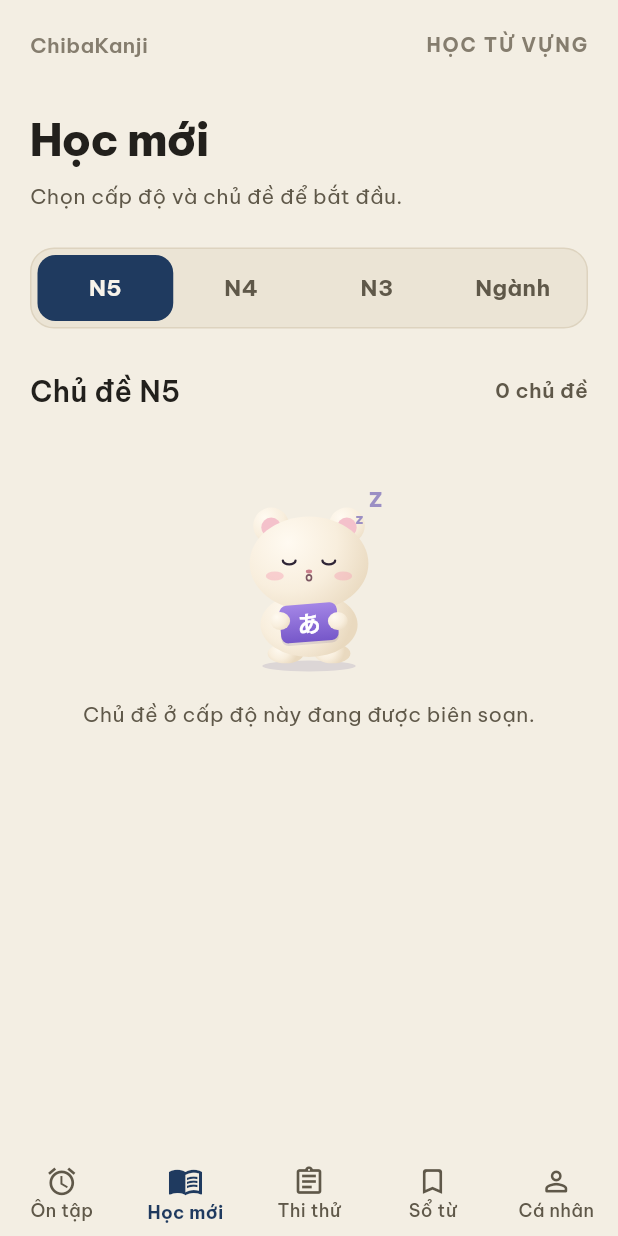
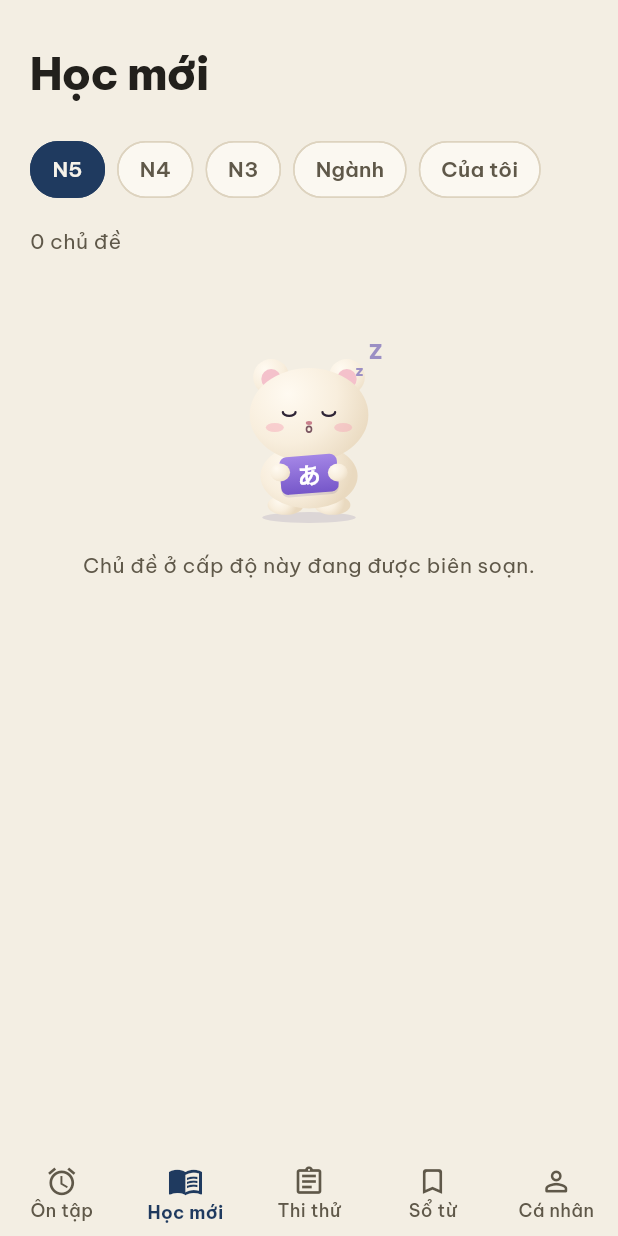
Before and after one commit to Pham-Duyy/Nhom_App_LearnJPVocab, a Flutter app: the AuthGate screen opened directly, item 2 of the bottom bar chosen, on a phone screen of 412 x 824 dp. Run offline on Flutter 3.47's test engine with Material 3 defaults, Android fonts, the phone set to English and light mode, and no system bars; our stand-ins replace cloud_firestore, firebase_auth, firebase_core, flutter_tts, shared_preferences; accounts and stored records are empty.

Commit message:
feat(lesson): Học mới tối giản, thêm cấp độ Của tôi
- Chọn cấp độ bằng PillChoices<T> (widget generic mới).
- Mỗi chủ đề là một thẻ gọn với thanh tiến độ mảnh.
- Cấp độ Của tôi liệt kê chủ đề người học tự tạo trong Kho từ.

```diff
--- a/lib/providers/lesson_provider.dart
+++ b/lib/providers/lesson_provider.dart
@@ -2,6 +2,7 @@ import 'package:flutter/foundation.dart' hide Category;
 
 import '../models/category.dart';
 import '../models/lesson.dart';
+import '../models/vocabulary.dart';
 import '../repositories/category_repository.dart';
 import '../utils/app_error.dart';
 
@@ -10,8 +11,14 @@ import '../utils/app_error.dart';
 class LessonProvider extends ChangeNotifier {
   LessonProvider(this._repository);
 
-  /// Các cấp độ JLPT và mục từ vựng chuyên ngành.
-  static const levels = ['N5', 'N4', 'N3', Category.industryLevel];
+  /// Các cấp độ JLPT, mục từ vựng chuyên ngành và mục chủ đề tự tạo.
+  static const levels = [
+    'N5',
+    'N4',
+    'N3',
+    Category.industryLevel,
+    Vocabulary.personalLevel,
+  ];
 
   final CategoryRepository _repository;
 
--- a/lib/screens/lesson/category_screen.dart
+++ b/lib/screens/lesson/category_screen.dart
@@ -2,16 +2,19 @@ import 'package:flutter/material.dart';
 import 'package:provider/provider.dart';
 
 import '../../models/category.dart';
+import '../../models/vocabulary.dart';
 import '../../providers/lesson_provider.dart';
 import '../../providers/library_provider.dart';
+import '../../providers/my_vocabulary_provider.dart';
 import '../../providers/progress_provider.dart';
 import '../../theme/app_colors.dart';
 import '../../theme/app_styles.dart';
 import '../../widgets/animated_progress_bar.dart';
 import '../../widgets/chibi_mascot.dart';
-import '../../widgets/choice_segments.dart';
-import '../../widgets/tab_header.dart';
+import '../../widgets/pill_choices.dart';
 import '../common/generic_list_screen.dart';
+import '../my_vocabulary/my_vocabulary_screen.dart';
+import '../my_vocabulary/topic_actions.dart';
 import 'category_progress.dart';
 import 'lesson_screen.dart';
 
@@ -23,6 +26,8 @@ Future<void> openCategory(BuildContext context, Category category) async {
   );
 }
 
+/// Tab Học mới: chọn cấp độ rồi chọn chủ đề. Mục "Của tôi" hiện các chủ đề
+/// tự tạo trong Kho từ, học được như chủ đề có sẵn.
 class CategoryScreen extends GenericListScreen<Category> {
   const CategoryScreen({Key? key}) : super(key: key);
 
@@ -73,50 +78,31 @@ class CategoryScreen extends GenericListScreen<Category> {
   Future<void> onItemTap(BuildContext context, Category item) =>
       openCategory(context, item);
 
+  bool _isPersonal(BuildContext context) =>
+      context.watch<LessonProvider>().selectedLevel == Vocabulary.personalLevel;
+
   @override
   Widget buildHeader(BuildContext context) {
     final palette = context.palette;
     final provider = context.watch<LessonProvider>();
-    final topicCount = provider.categoriesForSelectedLevel.length;
+    final topicCount = _isPersonal(context)
+        ? context.watch<MyVocabularyProvider>().topics.length
+        : provider.categoriesForSelectedLevel.length;
 
     return Column(
       crossAxisAlignment: CrossAxisAlignment.start,
       children: [
-        const TabHeader(
-          label: 'HỌC TỪ VỰNG',
-          title: 'Học mới',
-          subtitle: 'Chọn cấp độ và chủ đề để bắt đầu.',
-        ),
-        const SizedBox(height: 24),
-        ChoiceSegments<String>(
+        const SizedBox(height: 8),
+        const Text('Học mới', style: AppTextStyles.pageTitle),
+        const SizedBox(height: 18),
+        PillChoices<String>(
           options: LessonProvider.levels,
           selected: provider.selectedLevel,
           onChanged: provider.selectLevel,
         ),
-        const SizedBox(height: 28),
-        Row(
-          children: [
-            Expanded(
-              child: Text(
-                provider.selectedLevel == Category.industryLevel
-                    ? 'Từ vựng chuyên ngành'
-                    : 'Chủ đề ${provider.selectedLevel}',
-                style: const TextStyle(
-                  fontSize: 19,
-                  fontWeight: FontWeight.w600,
-                ),
-              ),
-            ),
-            Text(
-              '$topicCount chủ đề',
-              style: TextStyle(
-                fontWeight: FontWeight.w600,
-                color: palette.textSecondary,
-              ),
-            ),
-          ],
-        ),
-        const SizedBox(height: 8),
+        const SizedBox(height: 14),
+        Text('$topicCount chủ đề', style: palette.body),
+        const SizedBox(height: 12),
       ],
     );
   }
@@ -138,7 +124,70 @@ class CategoryScreen extends GenericListScreen<Category> {
   }
 
   @override
-  Widget buildSeparator(BuildContext context) => const Divider();
+  Widget buildSeparator(BuildContext context) => const SizedBox(height: 10);
+
+  /// Mục "Của tôi": các chủ đề tự tạo trong Kho từ.
+  @override
+  Widget buildBody(BuildContext context) {
+    if (!_isPersonal(context)) return super.buildBody(context);
+    final palette = context.palette;
+    final myVocabulary = context.watch<MyVocabularyProvider>();
+    final learnedIds = {
+      for (final p in context.watch<ProgressProvider>().progressList)
+        if (p.isLearned) p.vocabularyId,
+    };
+    void openStore() => Navigator.of(context).push(
+          MaterialPageRoute(builder: (_) => const MyVocabularyScreen()),
+        );
+
+    return ListView(
+      padding: const EdgeInsets.all(AppSpacing.page),
+      children: [
+        buildHeader(context),
+        if (myVocabulary.topics.isEmpty)
+          Padding(
+            padding: const EdgeInsets.symmetric(vertical: 32),
+            child: Column(
+              children: [
+                Text(
+                  'Bạn chưa có chủ đề riêng. Tạo chủ đề hoặc import file từ '
+                  'vựng trong Kho từ.',
+                  textAlign: TextAlign.center,
+                  style: palette.body,
+                ),
+                const SizedBox(height: 16),
+                ElevatedButton(
+                  onPressed: openStore,
+                  child: const Text('Mở Kho từ'),
+                ),
+              ],
+            ),
+          )
+        else ...[
+          for (final (i, topic) in myVocabulary.topics.indexed) ...[
+            if (i > 0) buildSeparator(context),
+            _TopicRow(
+              symbol: topic.name.characters.first.toUpperCase(),
+              name: topic.name,
+              learned: myVocabulary
+                  .wordsOf(topic)
+                  .where((w) => learnedIds.contains(w.id))
+                  .length,
+              total: topic.wordCount,
+              colorIndex: i % palette.topicBackgrounds.length,
+              onTap: () => studyTopic(context, topic),
+            ),
+          ],
+          const SizedBox(height: 8),
+          TextButton.icon(
+            onPressed: openStore,
+            icon: const Icon(Icons.inventory_2_outlined),
+            label: const Text('Quản lý trong Kho từ'),
+          ),
+        ],
+      ],
+    );
+  }
 
   @override
   Widget buildItem(BuildContext context, Category item) {
@@ -149,71 +198,124 @@ class CategoryScreen extends GenericListScreen<Category> {
     final progress = CategoryProgress.of(item, progressList, library);
     final isNext =
         findNextCategory(categories, progressList, library)?.id == item.id;
-    final paletteIndex =
-        categories.indexOf(item) % palette.topicBackgrounds.length;
 
-    return InkWell(
+    return _TopicRow(
+      symbol: _topicKanji[item.id] ?? item.name.characters.first,
+      name: item.name,
+      learned: progress.learned,
+      total: progress.total,
+      colorIndex: categories.indexOf(item) % palette.topicBackgrounds.length,
+      highlight: isNext && progress.learned > 0,
       onTap: () => onItemTap(context, item),
+    );
+  }
+}
+
+/// Một chủ đề trên một thẻ gọn: chữ đại diện, tên, thanh tiến độ mảnh và số
+/// từ đã học. [highlight] đánh dấu chủ đề đang học dở.
+class _TopicRow extends StatelessWidget {
+  const _TopicRow({
+    required this.symbol,
+    required this.name,
+    required this.learned,
+    required this.total,
+    required this.colorIndex,
+    required this.onTap,
+    this.highlight = false,
+  });
+
+  final String symbol;
+  final String name;
+  final int learned;
+  final int total;
+  final int colorIndex;
+  final VoidCallback onTap;
+  final bool highlight;
+
+  @override
+  Widget build(BuildContext context) {
+    final palette = context.palette;
+    return Material(
+      color: palette.card,
+      shape: RoundedRectangleBorder(
         borderRadius: BorderRadius.circular(AppRadius.card),
+        side: BorderSide(
+          color: highlight ? palette.primary : palette.cardBorder,
+          width: highlight ? 1.5 : 1,
+        ),
+      ),
+      clipBehavior: Clip.antiAlias,
+      child: InkWell(
+        onTap: onTap,
         child: Padding(
-        padding: const EdgeInsets.symmetric(vertical: 20),
+          padding: const EdgeInsets.fromLTRB(14, 14, 12, 14),
           child: Row(
-          crossAxisAlignment: CrossAxisAlignment.start,
             children: [
               Container(
-              width: 54,
-              height: 54,
+                width: 46,
+                height: 46,
+                alignment: Alignment.center,
                 decoration: BoxDecoration(
-                color: palette.topicBackgrounds[paletteIndex],
-                borderRadius: BorderRadius.circular(16),
+                  color: palette.topicBackgrounds[colorIndex],
+                  borderRadius: BorderRadius.circular(12),
                 ),
-              alignment: Alignment.center,
                 child: Text(
-                _topicKanji[item.id] ?? item.name.characters.first,
+                  symbol,
                   style: AppTextStyles.japaneseDisplay.copyWith(
-                  fontSize: 26,
-                  color: palette.topicForegrounds[paletteIndex],
+                    fontSize: 22,
+                    color: palette.topicForegrounds[colorIndex],
                   ),
                 ),
               ),
-            const SizedBox(width: 18),
+              const SizedBox(width: 14),
               Expanded(
                 child: Column(
                   crossAxisAlignment: CrossAxisAlignment.start,
                   children: [
-                  Text(
-                    item.name,
-                    style: AppTextStyles.cardTitle.copyWith(fontSize: 17),
-                  ),
-                  const SizedBox(height: 6),
-                  Text(item.description, style: palette.body),
-                  const SizedBox(height: 14),
-                  AnimatedProgressBar(
-                    value: progress.ratio,
-                    color: palette.primarySoft,
-                  ),
-                  const SizedBox(height: 12),
                     Row(
                       children: [
                         Expanded(
                           child: Text(
-                          '${progress.learned} / ${progress.total} từ',
+                            name,
+                            maxLines: 1,
+                            overflow: TextOverflow.ellipsis,
+                            style: AppTextStyles.cardTitle,
+                          ),
+                        ),
+                        if (highlight)
+                          Text(
+                            'Tiếp tục',
                             style: TextStyle(
+                              fontSize: 13,
+                              fontWeight: FontWeight.w700,
+                              color: palette.primary,
+                            ),
+                          )
+                        else
+                          Icon(
+                            Icons.chevron_right_rounded,
+                            color: palette.textMuted,
+                          ),
+                      ],
+                    ),
+                    const SizedBox(height: 10),
+                    Row(
+                      children: [
+                        Expanded(
+                          child: AnimatedProgressBar(
+                            value: total == 0 ? 0 : learned / total,
+                            color: palette.primarySoft,
+                            minHeight: 4,
+                          ),
+                        ),
+                        const SizedBox(width: 10),
+                        Text(
+                          '$learned/$total',
+                          style: TextStyle(
+                            fontSize: 13,
                             fontWeight: FontWeight.w600,
                             color: palette.textSecondary,
-                          ),
-                        ),
-                      ),
-                      Text(
-                        progress.isComplete
-                            ? 'Ôn lại →'
-                            : isNext
-                                ? 'Tiếp tục học →'
-                                : 'Khám phá →',
-                        style: TextStyle(
-                          fontWeight: FontWeight.w600,
-                          color:
-                              isNext ? palette.primary : palette.textSecondary,
+                            fontFeatures: const [FontFeature.tabularFigures()],
                           ),
                         ),
                       ],
@@ -224,6 +326,7 @@ class CategoryScreen extends GenericListScreen<Category> {
             ],
           ),
         ),
+      ),
     );
   }
 }
--- /dev/null
+++ b/lib/widgets/pill_choices.dart
@@ -0,0 +1,55 @@
+import 'package:flutter/material.dart';
+
+import '../theme/app_colors.dart';
+
+/// Dãy nút dạng viên thuốc để chọn một trong các lựa chọn kiểu [T], vuốt
+/// ngang được khi không đủ chỗ. Gọn hơn ChoiceSegments khi có nhiều lựa chọn.
+class PillChoices<T> extends StatelessWidget {
+  const PillChoices({
+    Key? key,
+    required this.options,
+    required this.selected,
+    required this.onChanged,
+    this.labelOf,
+  }) : super(key: key);
+
+  final List<T> options;
+  final T selected;
+  final ValueChanged<T> onChanged;
+  final String Function(T option)? labelOf;
+
+  @override
+  Widget build(BuildContext context) {
+    final palette = context.palette;
+    return SingleChildScrollView(
+      scrollDirection: Axis.horizontal,
+      child: Row(
+        children: [
+          for (final option in options) ...[
+            ChoiceChip(
+              label: Text(labelOf?.call(option) ?? '$option'),
+              selected: option == selected,
+              onSelected: (_) => onChanged(option),
+              showCheckmark: false,
+              selectedColor: palette.primary,
+              backgroundColor: palette.card,
+              labelStyle: TextStyle(
+                fontWeight: FontWeight.w600,
+                color: option == selected
+                    ? palette.onPrimary
+                    : palette.textSecondary,
+              ),
+              side: BorderSide(
+                color:
+                    option == selected ? palette.primary : palette.cardBorder,
+              ),
+              shape: const StadiumBorder(),
+              padding: const EdgeInsets.symmetric(horizontal: 6, vertical: 8),
+            ),
+            const SizedBox(width: 8),
+          ],
+        ],
+      ),
+    );
+  }
+}
```
Also changed, not shown: 1 other file. Lines whose indentation alone changed are shown as unchanged.
